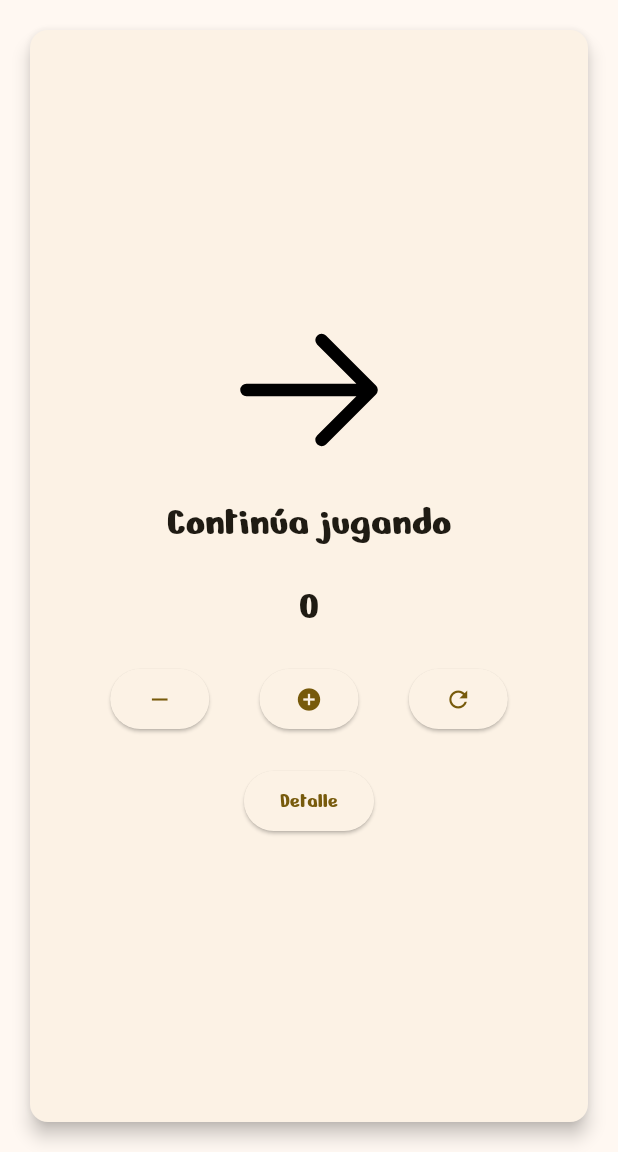
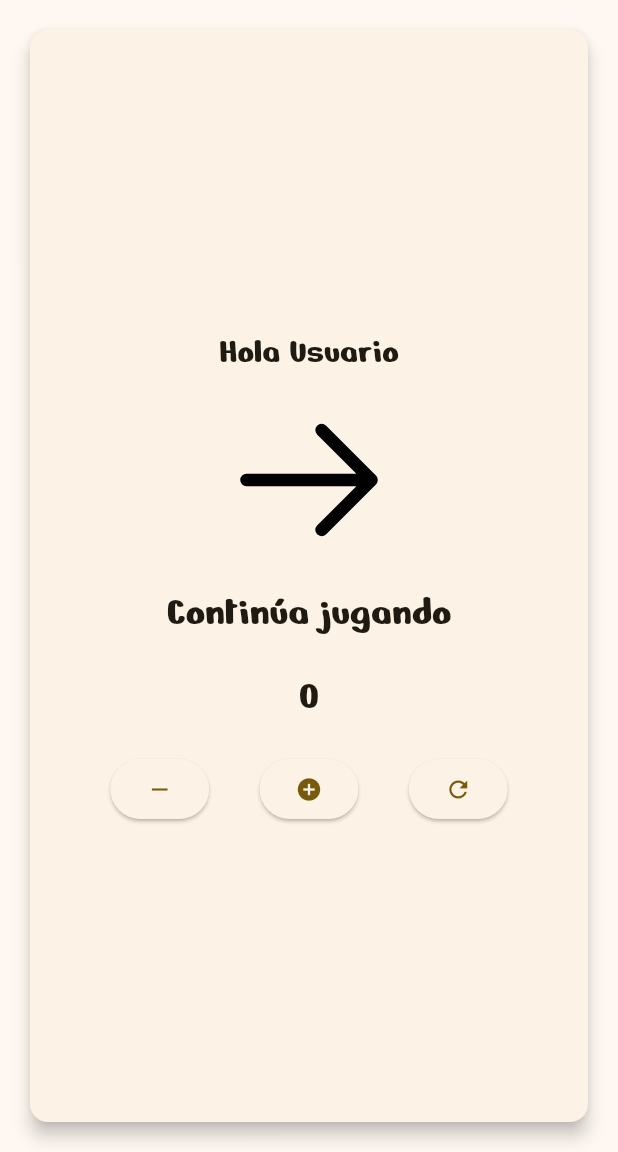
Before and after one commit to EduardoACC1897/3479A321_2022479013, a Flutter app: the screen it shows after launch, after a tap on the "remove" icon, after a tap on the "add circle" icon, after a tap on the "refresh" icon, on a phone screen of 412 x 824 dp, the part 84-1236 px from its top. Run offline on Flutter 3.47's test engine with Material 3 defaults, Android fonts, the phone set to English and light mode, and no system bars; our stand-ins replace flutter_svg, logger, shared_preferences.

Commit message:
Actividad 4

```diff
--- a/lib/pages/my_home_page.dart
+++ b/lib/pages/my_home_page.dart
@@ -2,8 +2,8 @@ import 'package:flutter/material.dart';
 import 'package:flutter_svg/flutter_svg.dart';
 import 'package:logger/logger.dart';
 import 'package:provider/provider.dart';
+import 'package:shared_preferences/shared_preferences.dart';
 import '/models/app_data.dart';
-
 
 class MyHomePage extends StatefulWidget {
   const MyHomePage({super.key, required this.title});
@@ -27,6 +27,25 @@ class _MyHomePageState extends State<MyHomePage> {
   final String loseIconPath = 'assets/icons/lose_icon.svg';
   final String continueIconPath = 'assets/icons/continue_icon.svg';
 
+  // Campos para las preferencias
+  String _userName = ''; // Nombre de usuario
+  int _counter = 0;      // Contador
+
+  // Método para cargar las preferencias
+  Future<void> _loadPreferences() async {
+    final prefs = await SharedPreferences.getInstance();
+    setState(() {
+      _userName = prefs.getString('userName') ?? 'Usuario'; // Carga el nombre de usuario desde las preferencias
+      _counter = prefs.getInt('counter') ?? 0; // Carga el contador desde las preferencias
+    });
+  }
+
+  // Método para guardar el contador
+  Future<void> _saveCounter(int counter) async {
+    final prefs = await SharedPreferences.getInstance();
+    await prefs.setInt('counter', counter);
+  }
+
   _MyHomePageState() {
     // ignore: avoid_print
     print('constructor, mounted: $mounted');
@@ -37,6 +56,7 @@ class _MyHomePageState extends State<MyHomePage> {
     super.initState();
     // ignore: avoid_print
     print('initState, mounted: $mounted');
+    _loadPreferences(); // Cargar las preferencias al iniciar la pantalla
     // Usar addPostFrameCallback para registrar la acción
     WidgetsBinding.instance.addPostFrameCallback((_) {
       context.read<AppData>().addAction("Acceso a la pantalla principal");
@@ -79,13 +99,11 @@ class _MyHomePageState extends State<MyHomePage> {
 
   @override
   Widget build(BuildContext context) {
-
     return Scaffold(
       appBar: AppBar(
         backgroundColor: Theme.of(context).colorScheme.inversePrimary,
         title: Text(widget.title),
       ),
-      // Drawer
       drawer: Drawer(
         child: ListView(
           padding: EdgeInsets.zero,
@@ -135,8 +153,8 @@ class _MyHomePageState extends State<MyHomePage> {
               leading: const Icon(Icons.settings),
               title: const Text('Preferencias'),
               onTap: () {
-                // Navegar a la pantalla Preferencias
-                Navigator.pushNamed(context, '/preference');
+                Navigator.pushNamed(context, '/preference')
+                    .then((_) => _loadPreferences()); // Llamada a _loadPreferences al volver
               },
             ),
           ],
@@ -151,19 +169,24 @@ class _MyHomePageState extends State<MyHomePage> {
             child: Column(
               mainAxisAlignment: MainAxisAlignment.center,
               children: <Widget>[
+                Text(
+                  'Hola $_userName', // Mensaje de bienvenida
+                  style: Theme.of(context).textTheme.headlineSmall,
+                ),
+                const SizedBox(height: 20),
                 SvgPicture.asset(
-                  _getIconPath(context.watch<AppData>().counter),
+                  _getIconPath(_counter),
                   width: 100,
                   height: 100,
                 ),
                 const SizedBox(height: 20),
                 Text(
-                  _getMessage(context.watch<AppData>().counter),
+                  _getMessage(_counter),
                   style: Theme.of(context).textTheme.headlineMedium,
                 ),
                 const SizedBox(height: 20),
                 Text(
-                  '${context.watch<AppData>().counter}',
+                  '$_counter',
                   style: Theme.of(context).textTheme.headlineMedium,
                 ),
                 const SizedBox(height: 20),
@@ -171,32 +194,40 @@ class _MyHomePageState extends State<MyHomePage> {
                   mainAxisAlignment: MainAxisAlignment.spaceEvenly,
                   children: <Widget>[
                     ElevatedButton(
-                      onPressed: context.read<AppData>().decrementCounter,
+                      onPressed: () {
+                        setState(() {
+                          _counter--;
+                          _saveCounter(_counter); // Guardar el contador actualizado
+                        });
+                      },
                       child: const Icon(Icons.remove),
                     ),
                     ElevatedButton(
-                      onPressed: context.read<AppData>().incrementCounter,
+                      onPressed: () {
+                        setState(() {
+                          _counter++;
+                          _saveCounter(_counter); // Guardar el contador actualizado
+                        });
+                      },
                       child: const Icon(Icons.add_circle),
                     ),
                     ElevatedButton(
-                      onPressed: context.read<AppData>().resetCounter,
+                      onPressed: () {
+                        setState(() {
+                          _counter = 0;
+                          _saveCounter(_counter); // Guardar el contador al reiniciar
+                        });
+                      },
                       child: const Icon(Icons.refresh),
                     ),
                   ],
-                ),
-                const SizedBox(height: 20),
-                ElevatedButton(
-                  onPressed: () {
-                    Navigator.pushNamed(context, '/detail');
-                  },
-                  child: const Text('Detalle'),
                 ),
               ],
             ),
           ),
         ),
       ),
-      floatingActionButton: _showFloatingButton(context.watch<AppData>().counter),
+      floatingActionButton: _showFloatingButton(_counter),
     );
   }
 
@@ -229,17 +260,18 @@ class _MyHomePageState extends State<MyHomePage> {
   }
 
   Widget? _showFloatingButton(int counter) {
-  // Mostrar el botón flotante si el contador es 5 o 10
     if (counter == 5 || counter == 10) {
       return FloatingActionButton(
         onPressed: () {
-          context.read<AppData>().resetCounter();  // Usar la función resetCounter de AppData
+          setState(() {
+            _counter = 0;
+            _saveCounter(_counter); // Guardar el reinicio
+          });
         },
         tooltip: 'Reiniciar',
         child: const Icon(Icons.refresh),
       );
     } else {
-      // Ocultar el botón flotante si el contador no es 5 o 10
       return null;
     }
   }
```
